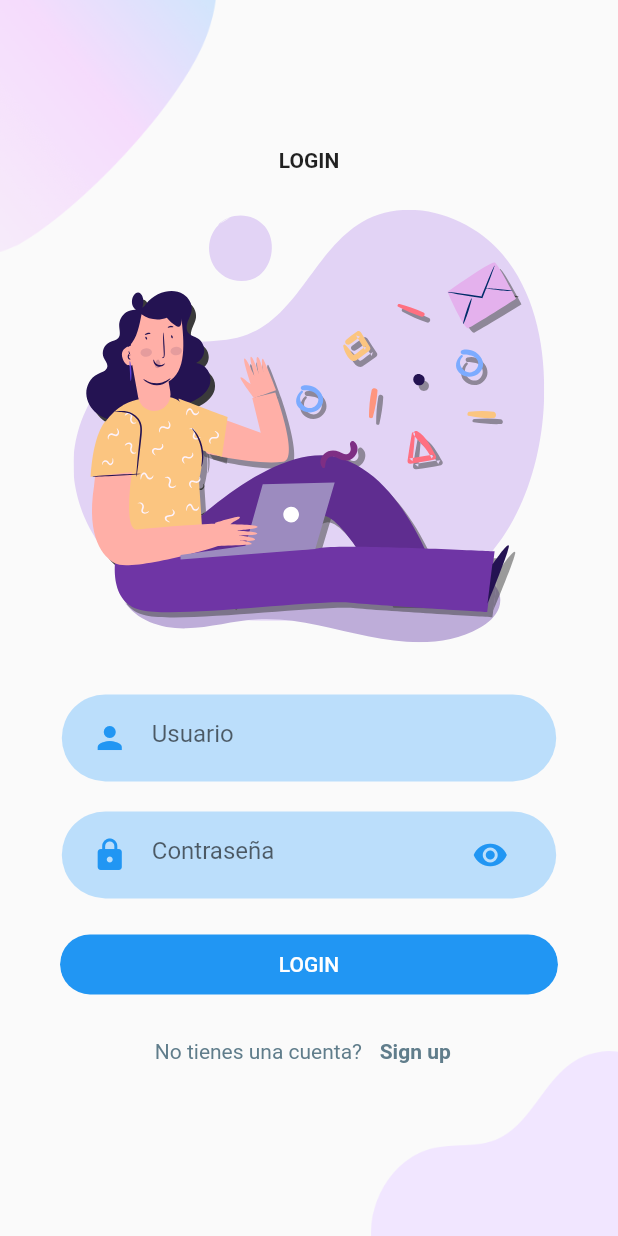
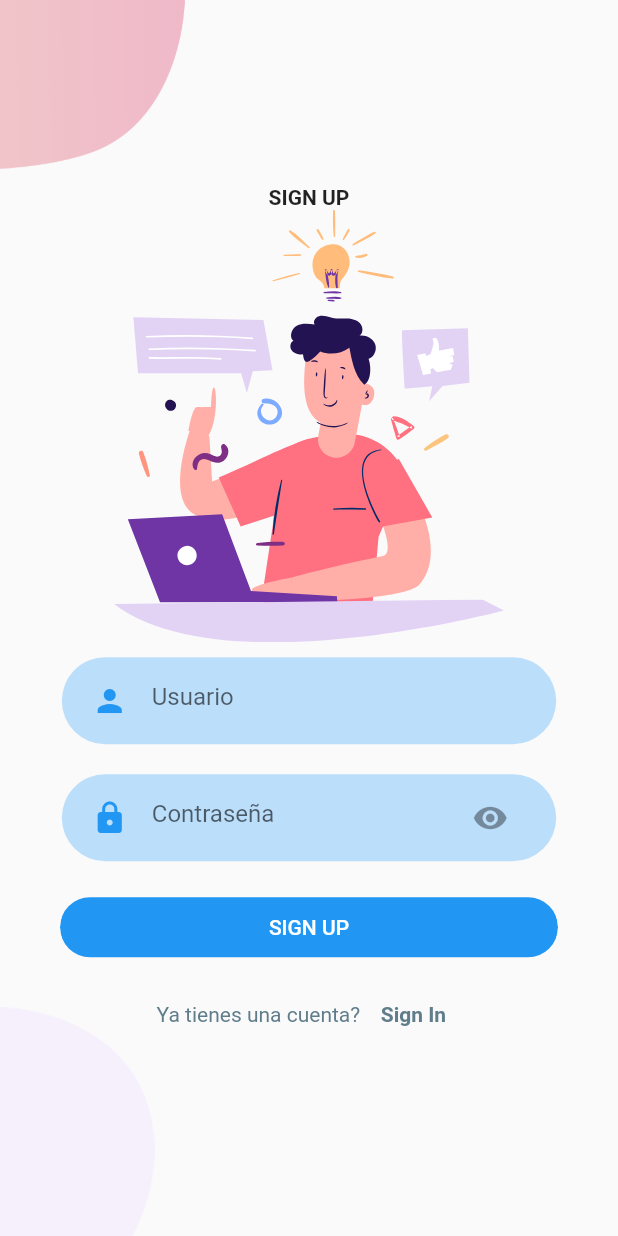
Before and after one commit to FelipeFranco0101/contact_app, a Flutter app: the LoginScreen screen opened directly, after a tap on "Sign up", on a phone screen of 412 x 824 dp. Run offline on Flutter 3.47's test engine with Material 2 defaults, Android fonts, the light colour scheme and no system bars; our stand-ins replace flutter_svg, sqflite; accounts and stored records are empty.

Commit message:
Se crea screen para registrar una persona y pueda realizar el inicio de sesion, se crea query para validar si un usuario ya se encuentra registrado en el sistema

```diff
--- a/lib/body.dart
+++ b/lib/body.dart
@@ -1,5 +1,6 @@
 import 'package:contact_app/background.dart';
 import 'package:contact_app/login/login_screen.dart';
+import 'package:contact_app/login/signup_screen.dart';
 import 'package:flutter/material.dart';
 import 'package:flutter_svg/flutter_svg.dart';
 
@@ -37,7 +38,13 @@ class Body extends StatelessWidget {
               }));
             },
           ),
-          RoundedButton(text: 'Login', press: () {}),
+          RoundedButton(
+              text: 'Sign Up',
+              press: () {
+                Navigator.push(context, MaterialPageRoute(builder: (_) {
+                  return const SignUp();
+                }));
+              }),
         ],
       ),
     ));
--- a/lib/contact_home_page.dart
+++ b/lib/contact_home_page.dart
@@ -7,7 +7,8 @@ import 'package:sqflite/sqflite.dart';
 
 class ContactHomePages extends StatefulWidget {
   final Database? database;
-  const ContactHomePages({super.key, this.database});
+  final String usuario;
+  const ContactHomePages({super.key, this.database, required this.usuario});
 
   @override
   State<ContactHomePages> createState() => _ContactHomeState();
@@ -93,6 +94,7 @@ class _ContactHomeState extends State<ContactHomePages> {
               children: [
                 const Text('Contact App', style: TextStyle(fontSize: 26, fontWeight: FontWeight.bold, color: Colors.white)),
                 Text(getSaludo(), style: const TextStyle(fontSize: 17, color: Colors.white)),
+                Text(widget.usuario.toUpperCase(), style: const TextStyle(fontSize: 12, color: Colors.white, fontWeight: FontWeight.bold)),
               ],
             ),
             Row(children: [
@@ -487,7 +489,7 @@ class _ContactHomeState extends State<ContactHomePages> {
         .push(MaterialPageRoute(
           builder: (context) => FormContact(appBarTitle: title, contactEdit: contact),
         ))
-        .then((value) => {setState(() {})});
+        .then((value) => {getAverage(), setState(() {})});
   }
 
   void deleteById(int id) async {
--- /dev/null
+++ b/lib/login/input_commons.dart
@@ -0,0 +1,57 @@
+import 'package:flutter/material.dart';
+
+class InputsLogin extends StatelessWidget {
+  final String hintText;
+  final IconData iconData;
+  final IconData? suffixIconData;
+  final ValueChanged<String> onChanged;
+  final VoidCallback? onChangedObscure;
+  final bool obscureText;
+  final TextEditingController textEditingController;
+  const InputsLogin(
+      {super.key, required this.hintText, required this.iconData, required this.onChanged, this.obscureText = false, this.suffixIconData, required this.textEditingController, this.onChangedObscure});
+
+  @override
+  Widget build(BuildContext context) {
+    return TextFieldContainer(
+      child: TextField(
+        controller: textEditingController,
+        obscureText: obscureText,
+        onChanged: onChanged,
+        decoration: InputDecoration(
+            icon: Icon(
+              iconData,
+              color: Colors.blue,
+            ),
+            suffixIcon: IconButton(
+              onPressed: onChangedObscure,
+              icon: Icon(suffixIconData),
+              color: Colors.blue,
+            ),
+            hintText: hintText,
+            border: InputBorder.none),
+      ),
+    );
+  }
+}
+
+class TextFieldContainer extends StatelessWidget {
+  final Widget child;
+  const TextFieldContainer({
+    super.key,
+    required this.child,
+  });
+
+  @override
+  Widget build(BuildContext context) {
+    Size size = MediaQuery.of(context).size;
+
+    return Container(
+      margin: const EdgeInsets.symmetric(vertical: 10),
+      padding: const EdgeInsets.symmetric(horizontal: 20, vertical: 5),
+      width: size.width * 0.8,
+      decoration: BoxDecoration(color: Colors.blue.shade100, borderRadius: BorderRadius.circular(30)),
+      child: child,
+    );
+  }
+}
--- a/lib/login/login_screen.dart
+++ b/lib/login/login_screen.dart
@@ -1,13 +1,26 @@
 import 'package:contact_app/contact_home_page.dart';
+import 'package:contact_app/database/database_helper.dart';
+import 'package:contact_app/login/signup_screen.dart';
 import 'package:flutter/material.dart';
 import 'package:flutter_svg/flutter_svg.dart';
 
-class LoginScreen extends StatelessWidget {
+import 'input_commons.dart';
+
+class LoginScreen extends StatefulWidget {
   const LoginScreen({super.key});
+
+  @override
+  State<LoginScreen> createState() => _LoginScreenState();
+}
+
+class _LoginScreenState extends State<LoginScreen> {
+  final usuarioController = TextEditingController();
+  final claveController = TextEditingController();
 
   @override
   Widget build(BuildContext context) {
     Size size = MediaQuery.of(context).size;
+
     return Scaffold(
       body: SizedBox(
         width: double.infinity,
@@ -27,7 +40,8 @@ class LoginScreen extends StatelessWidget {
                 'assets/images/login_bottom.png',
                 width: size.width * 0.4,
               )),
-          Column(
+          SingleChildScrollView(
+            child: Column(
               mainAxisAlignment: MainAxisAlignment.center,
               children: [
                 const Text(
@@ -47,15 +61,20 @@ class LoginScreen extends StatelessWidget {
                 InputsLogin(
                   hintText: 'Usuario',
                   iconData: Icons.person,
-                onChanged: (value) {},
+                  onChanged: (value) {
+                    usuarioController.text = value;
+                  },
+                  textEditingController: usuarioController,
                 ),
                 InputsLogin(
                     hintText: 'Contraseña',
                     iconData: Icons.lock,
-                onChanged: (value) {},
+                    onChanged: (value) {
+                      claveController.text = value;
+                    },
                     obscureText: true,
                     suffixIconData: Icons.visibility,
-              ),
+                    textEditingController: claveController),
                 Container(
                   padding: const EdgeInsets.symmetric(vertical: 10, horizontal: 40),
                   child: SizedBox(
@@ -64,9 +83,7 @@ class LoginScreen extends StatelessWidget {
                       borderRadius: BorderRadius.circular(29),
                       child: FilledButton(
                         onPressed: () {
-                        Navigator.push(context, MaterialPageRoute(builder: (context) {
-                          return const ContactHomePages();
-                        }));
+                          validAuth(context);
                         },
                         child: const Text('LOGIN'),
                       ),
@@ -81,7 +98,11 @@ class LoginScreen extends StatelessWidget {
                       style: TextStyle(color: Colors.blueGrey),
                     ),
                     TextButton(
-                    onPressed: () {},
+                      onPressed: () {
+                        Navigator.push(context, MaterialPageRoute(builder: (_) {
+                          return const SignUp();
+                        }));
+                      },
                       child: const Text(
                         'Sign up',
                         style: TextStyle(fontWeight: FontWeight.bold, color: Colors.blueGrey),
@@ -104,19 +125,33 @@ class LoginScreen extends StatelessWidget {
                       )),
                 ))*/
               ],
+            ),
           )
         ]),
       ),
     );
   }
+
+  void validAuth(BuildContext context) async {
+    debugPrint('${usuarioController.text} ${claveController.text}');
+    await DatabaseHelper.instance.auth(usuarioController.text, claveController.text).then((value) => {
+          if (value != null)
+            {
+              Navigator.push(context, MaterialPageRoute(builder: (context) {
+                return ContactHomePages(usuario: value.usuario);
+              }))
+            }
+        });
+  }
 }
 
-class InputsLogin extends StatelessWidget {
+/*class InputsLogin extends StatelessWidget {
   final String hintText;
   final IconData iconData;
   final IconData? suffixIconData;
   final ValueChanged<String> onChanged;
   final bool obscureText;
+  final TextEditingController textEditingController;
   const InputsLogin({
     super.key,
     required this.hintText,
@@ -124,12 +159,14 @@ class InputsLogin extends StatelessWidget {
     required this.onChanged,
     this.obscureText = false,
     this.suffixIconData,
+    required this.textEditingController,
   });
 
   @override
   Widget build(BuildContext context) {
     return TextFieldContainer(
       child: TextField(
+        controller: textEditingController,
         obscureText: obscureText,
         onChanged: onChanged,
         decoration: InputDecoration(
@@ -168,3 +205,4 @@ class TextFieldContainer extends StatelessWidget {
     );
   }
 }
+*/
--- /dev/null
+++ b/lib/login/signup_screen.dart
@@ -0,0 +1,125 @@
+import 'package:contact_app/database/database_helper.dart';
+import 'package:contact_app/login/login_screen.dart';
+import 'package:contact_app/models/Auth.dart';
+import 'package:flutter/material.dart';
+import 'package:flutter_svg/flutter_svg.dart';
+
+import 'input_commons.dart';
+
+class SignUp extends StatefulWidget {
+  const SignUp({super.key});
+
+  @override
+  State<SignUp> createState() => _SignUpState();
+}
+
+class _SignUpState extends State<SignUp> {
+  final usuarioController = TextEditingController();
+  final claveController = TextEditingController();
+
+  @override
+  Widget build(BuildContext context) {
+    Size size = MediaQuery.of(context).size;
+
+    return Scaffold(
+      body: SizedBox(
+        height: size.height,
+        width: double.infinity,
+        child: Stack(
+          alignment: Alignment.center,
+          children: [
+            Positioned(
+              top: 0,
+              left: 0,
+              width: size.width * 0.3,
+              child: Image.asset('assets/images/signup_top.png'),
+            ),
+            Positioned(
+              bottom: 0,
+              left: 0,
+              width: size.width * 0.25,
+              child: Image.asset('assets/images/main_bottom.png'),
+            ),
+            SingleChildScrollView(
+              child: Column(
+                mainAxisAlignment: MainAxisAlignment.center,
+                children: [
+                  const Text(
+                    'SIGN UP',
+                    style: TextStyle(fontWeight: FontWeight.bold),
+                  ),
+                  SvgPicture.asset(
+                    'assets/icons/signup.svg',
+                    height: size.height * 0.35,
+                  ),
+                  InputsLogin(
+                    hintText: 'Usuario',
+                    iconData: Icons.person,
+                    onChanged: (value) {
+                      usuarioController.text = value;
+                    },
+                    textEditingController: usuarioController,
+                  ),
+                  InputsLogin(
+                      hintText: 'Contraseña',
+                      iconData: Icons.lock,
+                      onChanged: (value) {
+                        claveController.text = value;
+                      },
+                      obscureText: true,
+                      suffixIconData: Icons.visibility,
+                      textEditingController: claveController),
+                  Container(
+                    padding: const EdgeInsets.symmetric(vertical: 10, horizontal: 40),
+                    child: SizedBox(
+                      width: size.height * 0.8,
+                      child: ClipRRect(
+                        borderRadius: BorderRadius.circular(29),
+                        child: FilledButton(
+                          onPressed: () => _saveUser(),
+                          child: const Text('SIGN UP'),
+                        ),
+                      ),
+                    ),
+                  ),
+                  Row(
+                    mainAxisAlignment: MainAxisAlignment.center,
+                    children: [
+                      const Text(
+                        'Ya tienes una cuenta? ',
+                        style: TextStyle(color: Colors.blueGrey),
+                      ),
+                      TextButton(
+                        onPressed: () {
+                          Navigator.push(context, MaterialPageRoute(builder: (_) {
+                            return const LoginScreen();
+                          }));
+                        },
+                        child: const Text(
+                          'Sign In',
+                          style: TextStyle(fontWeight: FontWeight.bold, color: Colors.blueGrey),
+                        ),
+                      ),
+                    ],
+                  )
+                ],
+              ),
+            )
+          ],
+        ),
+      ),
+    );
+  }
+
+  void _saveUser() async {
+    var usuario = usuarioController.text;
+    var clave = claveController.text;
+    var newUser = Auth(id: -1, usuario: usuario, clave: clave);
+    await DatabaseHelper.instance.insertUser(newUser);
+
+    usuarioController.text = "";
+    claveController.text = "";
+
+    //_showToast("Contacto creado con exito");
+  }
+}
--- /dev/null
+++ b/lib/models/auth.dart
@@ -0,0 +1,22 @@
+class Auth {
+  static String colId = 'id';
+  static String colUsuario = 'usuario';
+  static String colClave = 'clave';
+
+  static String tableName = 'auth';
+  static String createQuery = 'CREATE TABLE $tableName ($colId integer primary key AUTOINCREMENT, $colUsuario TEXT, $colClave TEXT)';
+
+  final int id;
+  final String usuario;
+  final String clave;
+
+  Auth({required this.id, required this.usuario, required this.clave});
+
+  Map<String, dynamic> toMap() {
+    return {'usuario': usuario, 'clave': clave};
+  }
+
+  factory Auth.fromMap(Map<String, dynamic> map) {
+    return Auth(id: map['id'], usuario: map['usuario'], clave: map['clave']);
+  }
+}
```
Also changed, not shown: lib/database/database_helper.dart (+19 -0 lines), lib/database/auth_database_helper.dart (added), 1 other file. Lines whose indentation alone changed are shown as unchanged.
